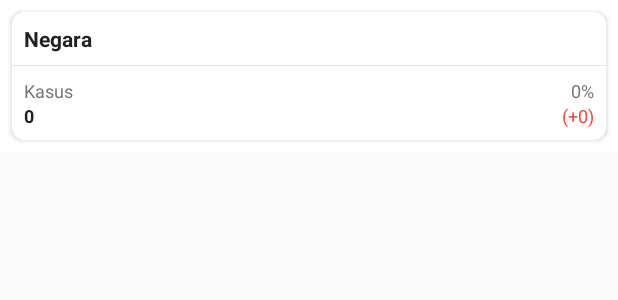
After one commit to Dicky3D/covid-pens, an Android app: the layout item_list_country.xml on its own in the app's theme, with its tools: preview values and no code run, on a phone screen of 412 x 824 dp. The commit adds this screen. Shown: the top 300 px of the screen. Run offline under Robolectric (Android 15) with nearby library versions, the phone set to English and light mode, and no system bars.

Commit message:
countrylist

```diff
--- a/app/src/main/java/com/pens/covidapp/utils/Constant.java
+++ b/app/src/main/java/com/pens/covidapp/utils/Constant.java
@@ -1,4 +1,6 @@
 package com.pens.covidapp.utils;
+
+import retrofit2.http.GET;
 
 public class Constant {
 
@@ -12,8 +14,10 @@ public class Constant {
 
     //end point base url_02
     public static final String END_POINT_INDONESIA = "/indonesia/";
-    public static final String END_POINT_PROVINSI= "/indonesia/provinsi/";
+    public static final String END_POINT_COUNTRY ="/";
 
+    //end point base url_03
+    public static final String END_POINT_PROVINSI= "/api/provinsi/";
 
 
 
--- a/app/src/main/res/layout/activity_main.xml
+++ b/app/src/main/res/layout/activity_main.xml
@@ -462,6 +462,7 @@
                 </androidx.cardview.widget.CardView>
 
                 <androidx.recyclerview.widget.RecyclerView
+                    android:id="@+id/rv_country"
                     android:layout_width="match_parent"
                     android:layout_height="wrap_content"
                     android:layout_marginHorizontal="@dimen/dimen_8dp"
--- /dev/null
+++ b/app/src/main/res/layout/item_list_country.xml
@@ -0,0 +1,109 @@
+<?xml version="1.0" encoding="utf-8"?>
+<RelativeLayout xmlns:android="http://schemas.android.com/apk/res/android"
+    xmlns:app="http://schemas.android.com/apk/res-auto"
+    android:layout_width="match_parent"
+    android:id="@+id/list_main_country"
+    android:layout_height="wrap_content"
+    android:background="@color/colorWhite"
+    android:orientation="vertical">
+
+    <androidx.cardview.widget.CardView
+        android:layout_width="match_parent"
+        android:layout_height="wrap_content"
+        android:layout_margin="@dimen/dimen_8dp"
+        android:background="@color/colorWhite"
+        app:cardCornerRadius="@dimen/dimen_8dp"
+        app:cardElevation="2dp">
+
+        <LinearLayout
+            android:layout_width="match_parent"
+            android:layout_height="wrap_content"
+            android:orientation="vertical">
+
+            <LinearLayout
+                android:layout_width="match_parent"
+                android:layout_height="wrap_content"
+                android:gravity="center_vertical"
+                android:layout_margin="@dimen/dimen_8dp"
+                android:orientation="horizontal">
+
+                <TextView
+                    android:maxLines="1"
+                    android:ellipsize="end"
+                    android:id="@+id/list_main_country_nama"
+                    android:layout_width="match_parent"
+                    android:layout_height="wrap_content"
+                    android:layout_weight="1"
+                    android:hint="Negara"
+                    android:textColor="@color/colorTextPrimary"
+                    android:textColorHint="@color/colorTextPrimary"
+                    android:textSize="@dimen/dimen_14sp"
+                    android:textStyle="bold" />
+
+
+            </LinearLayout>
+
+            <View style="@style/line_grey" />
+
+            <LinearLayout
+                android:layout_width="match_parent"
+                android:layout_height="wrap_content"
+                android:layout_marginHorizontal="@dimen/dimen_8dp"
+                android:orientation="horizontal">
+
+                <TextView
+                    android:layout_width="match_parent"
+                    android:layout_height="wrap_content"
+                    android:layout_marginTop="@dimen/dimen_8dp"
+                    android:layout_marginRight="4dp"
+                    android:layout_weight="1"
+                    android:text="@string/status_kasus"
+                    android:textColor="@color/colorTextSecondary"
+                    android:textSize="@dimen/dimen_12sp" />
+
+                <TextView
+                    android:id="@+id/list_main_country_kasus_persentase"
+                    android:layout_width="wrap_content"
+                    android:layout_height="wrap_content"
+                    android:layout_marginTop="@dimen/dimen_8dp"
+                    android:hint="0%"
+                    android:textColor="@color/colorTextSecondary"
+                    android:textColorHint="@color/colorTextSecondary"
+                    android:textSize="@dimen/dimen_12sp" />
+            </LinearLayout>
+
+            <LinearLayout
+                android:layout_width="match_parent"
+                android:layout_height="wrap_content"
+                android:layout_marginHorizontal="@dimen/dimen_8dp"
+                android:layout_marginBottom="@dimen/dimen_8dp">
+
+                <TextView
+                    android:id="@+id/list_main_country_kasus"
+                    android:layout_width="match_parent"
+                    android:layout_height="wrap_content"
+                    android:layout_marginRight="@dimen/dimen_8dp"
+                    android:layout_weight="1"
+                    android:ellipsize="end"
+                    android:hint="0"
+                    android:maxLines="1"
+                    android:textColor="@color/colorTextPrimary"
+                    android:textColorHint="@color/colorTextPrimary"
+                    android:textSize="@dimen/dimen_12sp"
+                    android:textStyle="bold" />
+
+                <TextView
+                    android:id="@+id/list_main_country_kasus_new"
+                    android:layout_width="wrap_content"
+                    android:layout_height="wrap_content"
+                    android:hint="(+0)"
+                    android:textColor="@color/colorRed"
+                    android:textColorHint="@color/colorRed"
+                    android:textSize="@dimen/dimen_12sp" />
+            </LinearLayout>
+
+        </LinearLayout>
+
+    </androidx.cardview.widget.CardView>
+
+</RelativeLayout>
```
Also changed, not shown: app/src/main/java/com/pens/covidapp/adapter/CountryAdapter.java (added, +64 -0 lines), app/src/main/java/com/pens/covidapp/api/ApiService.java (+8 -0 lines), app/src/main/java/com/pens/covidapp/model/covid_country/Attributes.java (added, +109 -0 lines), app/src/main/java/com/pens/covidapp/model/covid_country/CountryList.java (added, +42 -0 lines), app/src/main/java/com/pens/covidapp/ui/MainActivity.java (+65 -21 lines).
